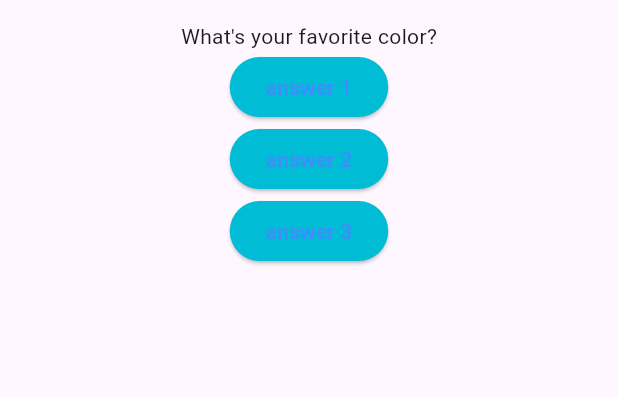
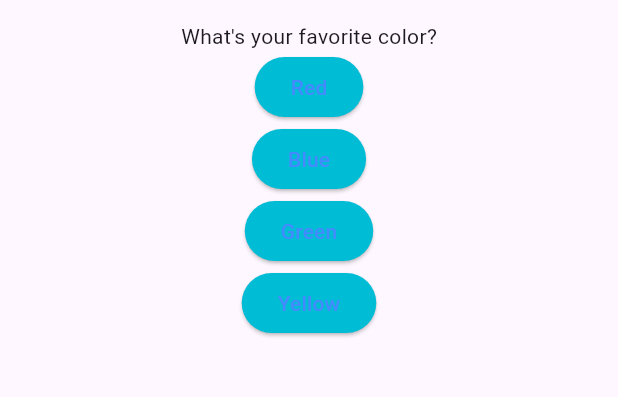
Before and after one commit to GarifullinII/quiz, a Flutter app: the screen it shows after launch, on a phone screen of 412 x 824 dp, the part 63-460 px from its top. Run offline on Flutter 3.47's test engine with Material 3 defaults, Android fonts, the phone set to English and light mode, and no system bars.

Commit message:
add quiz class, refactor widgets

```diff
--- a/lib/main.dart
+++ b/lib/main.dart
@@ -1,6 +1,5 @@
 import 'package:flutter/material.dart';
-import 'package:quiz/answer.dart';
-import 'package:quiz/question.dart';
+import 'package:quiz/quiz.dart';
 
 void main() {
   runApp(const MyApp());
@@ -16,6 +15,30 @@ class MyApp extends StatefulWidget {
 class _MyAppState extends State<MyApp> {
   var _questionIndex = 0;
 
+  static const _questions = [
+    {
+      'questionText': 'What\'s your favorite color?',
+      'answers': ['Red', 'Blue', 'Green', 'Yellow'],
+    },
+    {
+      'questionText': 'What do you do?',
+      'answers': ['Eat', 'Sleep', 'Drink water', 'Run'],
+    },
+    {
+      'questionText': 'Do you have chairs?',
+      'answers': ['Yes', 'No', 'A lot', 'I don\'t know'],
+    },
+    {
+      'questionText': 'Would you like some red wine?',
+      'answers': [
+        'Yes',
+        'No',
+        'I don\'t drink alcohol',
+        'No, I would like soda'
+      ],
+    },
+  ];
+
   void _answerQuiz() {
     setState(() {
       _questionIndex++;
@@ -24,29 +47,19 @@ class _MyAppState extends State<MyApp> {
 
   @override
   Widget build(BuildContext context) {
-    var questions = [
-      'What\'s your favorite color?',
-      'What do you do?',
-      'Do you have chairs?',
-      'Would you like some red wine?',
-    ];
     return MaterialApp(
       title: 'QuiZ',
       home: Scaffold(
-        appBar: AppBar(
-          title: const Text('Quiz'),
-        ),
-        body: Center(
-          child: Column(
-            children: [
-              Question(questions[_questionIndex]),
-              Answer('answer 1', _answerQuiz),
-              Answer('answer 2', _answerQuiz),
-              Answer('answer 3', _answerQuiz),
-            ],
+          appBar: AppBar(
+            title: const Text('Quiz'),
           ),
-        ),
-      ),
+          body: _questionIndex < _questions.length
+              ? Quiz(
+                  questions: _questions,
+                  questionIndex: _questionIndex,
+                  answerQuiz: _answerQuiz,
+                )
+              : const Center(child: Text('Finish'))),
     );
   }
 }
--- /dev/null
+++ b/lib/quiz.dart
@@ -0,0 +1,31 @@
+import 'package:flutter/material.dart';
+import 'package:quiz/question.dart';
+import 'answer.dart';
+
+class Quiz extends StatelessWidget {
+  final List<Map<String, Object>> questions;
+  final int questionIndex;
+  final VoidCallback answerQuiz;
+
+  const Quiz({
+    required this.questions,
+    required this.questionIndex,
+    required this.answerQuiz,
+    super.key,
+  });
+
+  @override
+  Widget build(BuildContext context) {
+    return Center(
+      child: Column(
+        children: [
+          Question(questions[questionIndex]['questionText'] as String),
+          ...(questions[questionIndex]['answers'] as List<String>)
+              .map((answer) {
+            return Answer(answer, answerQuiz);
+          }).toList(),
+        ],
+      ),
+    );
+  }
+}
```
